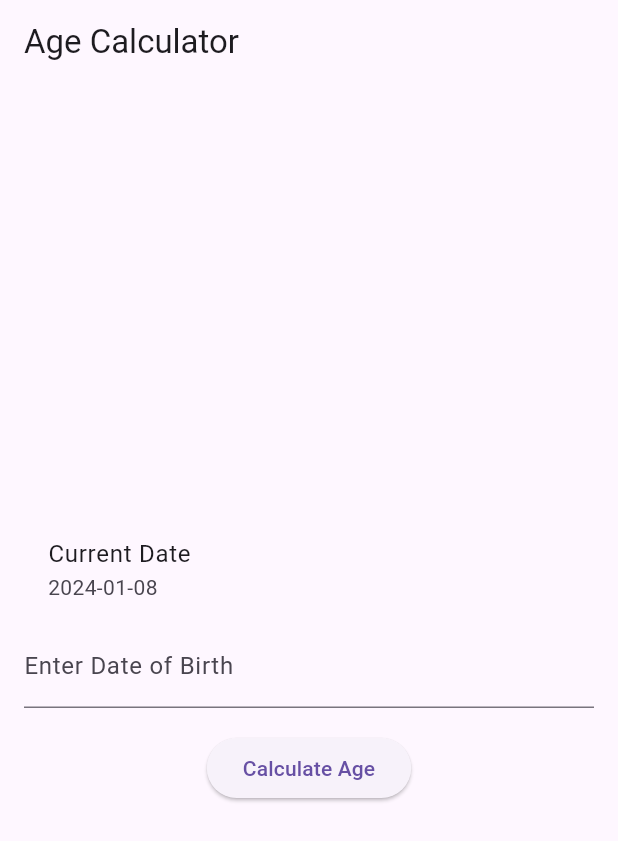
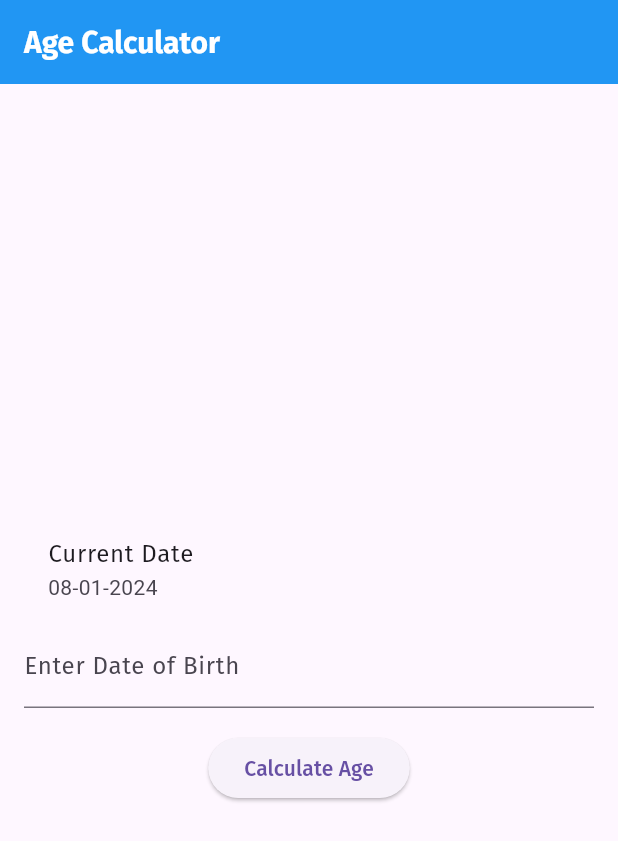
Before and after one commit to SoftEngAliijaz/age_calculator, a Flutter app: the screen it shows after launch, after a tap on "Calculate Age", on a phone screen of 412 x 824 dp. Shown: the top 841 px of the screen. Run offline on Flutter 3.47's test engine with Material 3 defaults, Android fonts, the phone set to English and light mode, and no system bars; our stand-ins replace date_format, google_fonts.

Commit message:
completed but make ui later

```diff
--- a/lib/main.dart
+++ b/lib/main.dart
@@ -1,111 +1,53 @@
+import 'package:age_calculator/screens/calculator_screen.dart';
 import 'package:flutter/material.dart';
-import 'package:date_format/date_format.dart';
+import 'package:google_fonts/google_fonts.dart';
 
 void main() {
-  runApp(MyApp());
+  runApp(const MyApp());
 }
 
 class MyApp extends StatelessWidget {
+  const MyApp({super.key});
+
   @override
   Widget build(BuildContext context) {
     return MaterialApp(
-      home: CalculatorScreen(),
+      ///title
+      title: 'Age Calculator',
+
+      ///banner
+      debugShowCheckedModeBanner: false,
+
+      theme: ThemeData(
+        primaryColor: Colors.blue, // Change the primary color as needed
+        textTheme:
+            GoogleFonts.firaSansTextTheme(Theme.of(context).textTheme).copyWith(
+          // Customize your text theme here
+          titleLarge:
+              const TextStyle(fontSize: 20.0, fontWeight: FontWeight.bold),
+          titleMedium: const TextStyle(fontSize: 16.0),
+          bodyMedium: const TextStyle(fontSize: 14.0),
+        ),
+        appBarTheme: AppBarTheme(
+          color: Colors.blue,
+          iconTheme: const IconThemeData(color: Colors.white),
+          toolbarTextStyle: TextTheme(
+            titleLarge: GoogleFonts.firaSans(
+              color: Colors.white, // Change app bar text color
+              fontSize: 20.0,
+              fontWeight: FontWeight.bold,
+            ),
+          ).bodyMedium,
+          titleTextStyle: TextTheme(
+            titleLarge: GoogleFonts.firaSans(
+              color: Colors.white, // Change app bar text color
+              fontSize: 20.0,
+              fontWeight: FontWeight.bold,
+            ),
+          ).titleLarge, // Change app bar icon color
+        ),
+      ),
+      home: const CalculatorScreen(),
     );
   }
 }
-
-class CalculatorScreen extends StatefulWidget {
-  @override
-  _CalculatorScreenState createState() => _CalculatorScreenState();
-}
-
-class _CalculatorScreenState extends State<CalculatorScreen> {
-  TextEditingController dobController = TextEditingController();
-  DateTime currentDate = DateTime.now();
-
-  @override
-  Widget build(BuildContext context) {
-    return Scaffold(
-      appBar: AppBar(
-        title: Text('Age Calculator'),
-      ),
-      body: Padding(
-        padding: const EdgeInsets.all(16.0),
-        child: Column(
-          mainAxisAlignment: MainAxisAlignment.center,
-          children: [
-            ListTile(
-              title: Text('Current Date'),
-              subtitle: Text(formatDate(currentDate, [yyyy, '-', mm, '-', dd])),
-            ),
-            TextFormField(
-              controller: dobController,
-              decoration: InputDecoration(labelText: 'Enter Date of Birth'),
-              keyboardType: TextInputType.datetime,
-              onTap: () => _selectDate(context),
-            ),
-            SizedBox(height: 16.0),
-            ElevatedButton(
-              onPressed: () => _calculateAge(context),
-              child: Text('Calculate Age'),
-            ),
-          ],
-        ),
-      ),
-    );
-  }
-
-  Future<void> _selectDate(BuildContext context) async {
-    DateTime picked = await showDatePicker(
-      context: context,
-      initialDate: currentDate,
-      firstDate: DateTime(1900),
-      lastDate: currentDate,
-    );
-
-    if (picked != null && picked != currentDate) {
-      setState(() {
-        currentDate = picked;
-      });
-    }
-  }
-
-  void _calculateAge(BuildContext context) {
-    DateTime dob = DateTime.parse(dobController.text);
-    Duration difference = currentDate.difference(dob);
-
-    int years = (difference.inDays / 365).floor();
-    int days = difference.inDays;
-    int months = (difference.inDays / 30).floor();
-    int minutes = difference.inMinutes;
-    int seconds = difference.inSeconds;
-
-    showDialog(
-      context: context,
-      builder: (BuildContext context) {
-        return AlertDialog(
-          title: Text('Age Calculation Result'),
-          content: Column(
-            crossAxisAlignment: CrossAxisAlignment.start,
-            mainAxisSize: MainAxisSize.min,
-            children: [
-              Text('Years: $years'),
-              Text('Months: $months'),
-              Text('Days: $days'),
-              Text('Minutes: $minutes'),
-              Text('Seconds: $seconds'),
-            ],
-          ),
-          actions: [
-            TextButton(
-              onPressed: () {
-                Navigator.of(context).pop();
-              },
-              child: Text('OK'),
-            ),
-          ],
-        );
-      },
-    );
-  }
-}
--- /dev/null
+++ b/lib/screens/calculator_screen.dart
@@ -0,0 +1,102 @@
+import 'package:date_format/date_format.dart';
+import 'package:flutter/material.dart';
+
+class CalculatorScreen extends StatefulWidget {
+  const CalculatorScreen({Key? key}) : super(key: key);
+
+  @override
+  _CalculatorScreenState createState() => _CalculatorScreenState();
+}
+
+class _CalculatorScreenState extends State<CalculatorScreen> {
+  TextEditingController dobController = TextEditingController();
+  DateTime currentDate = DateTime.now();
+
+  @override
+  Widget build(BuildContext context) {
+    return Scaffold(
+      appBar: AppBar(
+        title: const Text('Age Calculator'),
+      ),
+      body: Padding(
+        padding: const EdgeInsets.all(16.0),
+        child: Column(
+          mainAxisAlignment: MainAxisAlignment.center,
+          children: [
+            ListTile(
+              title: const Text('Current Date'),
+              subtitle: Text(formatDate(currentDate, [dd, '-', mm, '-', yyyy])),
+            ),
+            TextFormField(
+              controller: dobController,
+              decoration:
+                  const InputDecoration(labelText: 'Enter Date of Birth'),
+              keyboardType: TextInputType.datetime,
+              onTap: () => _selectDate(context),
+            ),
+            const SizedBox(height: 16.0),
+            ElevatedButton(
+              onPressed: () => _calculateAge(context),
+              child: const Text('Calculate Age'),
+            ),
+          ],
+        ),
+      ),
+    );
+  }
+
+  Future<void> _selectDate(BuildContext context) async {
+    DateTime? picked = await showDatePicker(
+      context: context,
+      initialDate: currentDate,
+      firstDate: DateTime(1900),
+      lastDate: currentDate,
+    );
+
+    if (picked != null && picked != currentDate) {
+      setState(() {
+        currentDate = picked;
+      });
+    }
+  }
+
+  void _calculateAge(BuildContext context) {
+    DateTime dob = DateTime.parse(dobController.text);
+    Duration difference = currentDate.difference(dob);
+
+    int years = (difference.inDays / 365).floor();
+    int days = difference.inDays;
+    int months = (difference.inDays / 30).floor();
+    int minutes = difference.inMinutes;
+    int seconds = difference.inSeconds;
+
+    showDialog(
+      context: context,
+      builder: (BuildContext context) {
+        return Dialog(
+          child: Container(
+            padding: const EdgeInsets.all(16.0),
+            child: Column(
+              crossAxisAlignment: CrossAxisAlignment.start,
+              mainAxisSize: MainAxisSize.min,
+              children: [
+                Text('Years: $years'),
+                Text('Months: $months'),
+                Text('Days: $days'),
+                Text('Minutes: $minutes'),
+                Text('Seconds: $seconds'),
+                SizedBox(height: 16.0),
+                TextButton(
+                  onPressed: () {
+                    Navigator.of(context).pop();
+                  },
+                  child: const Text('OK'),
+                ),
+              ],
+            ),
+          ),
+        );
+      },
+    );
+  }
+}
--- a/pubspec.yaml
+++ b/pubspec.yaml
@@ -35,6 +35,8 @@ dependencies:
   # The following adds the Cupertino Icons font to your application.
   # Use with the CupertinoIcons class for iOS style icons.
   cupertino_icons: ^1.0.2
+  date_format: ^2.0.7
+  google_fonts: ^6.1.0
 
 dev_dependencies:
   flutter_test:
```
Also changed, not shown: pubspec.lock, 1 other file.
